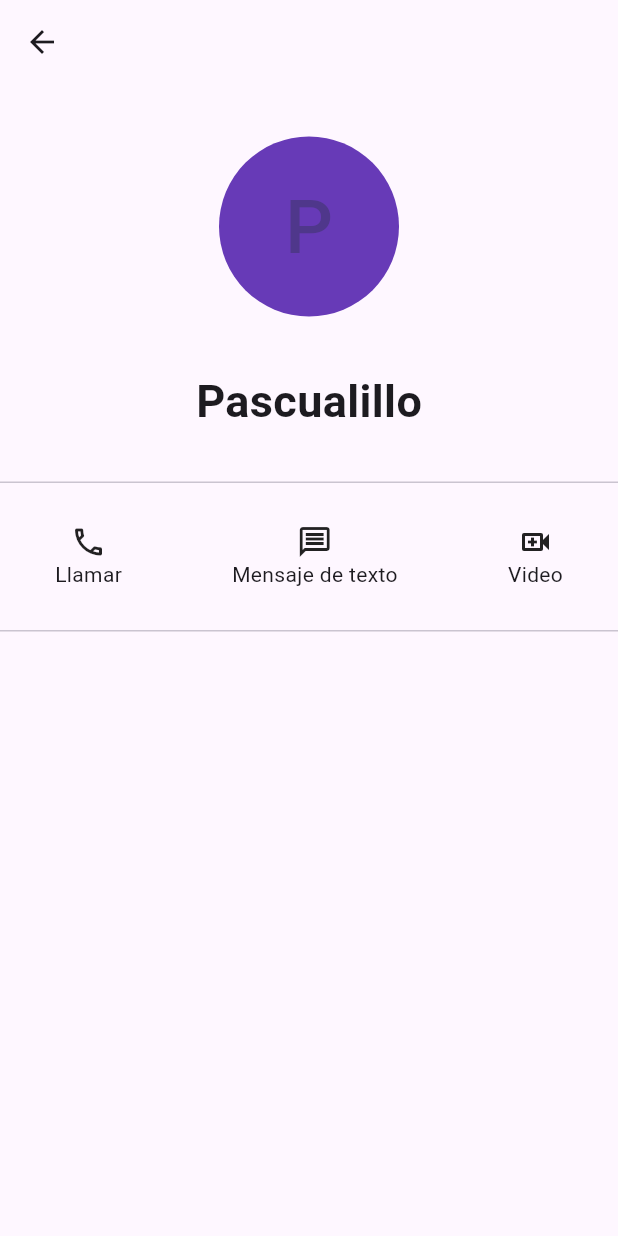
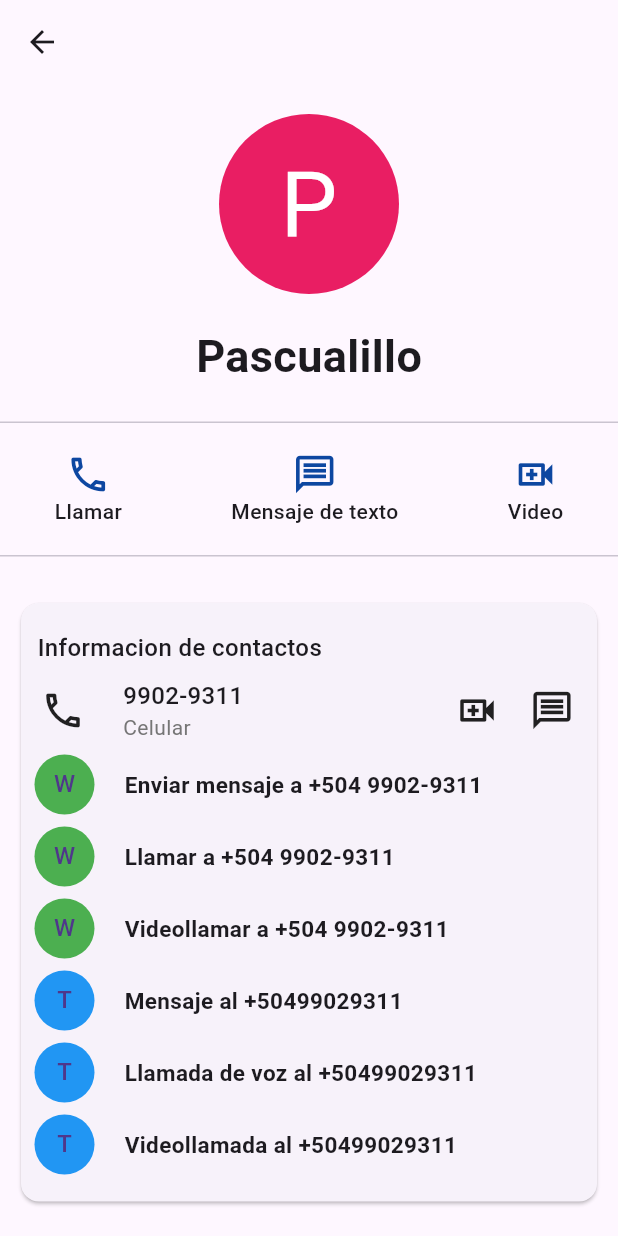
Before and after one commit to SamMorel/Tareadiseno, a Flutter app: the screen it shows after launch, on a phone screen of 412 x 824 dp. Run offline on Flutter 3.47's test engine with Material 2 defaults, Android fonts, the light colour scheme and no system bars.

Commit message:
Tarea terminada

```diff
--- a/lib/page/carta.dart
+++ b/lib/page/carta.dart
@@ -1,3 +1,4 @@
+import 'package:disenotarea/widgets/filas.dart';
 import 'package:flutter/material.dart';
 
 class Carta extends StatelessWidget {
@@ -10,11 +11,77 @@ class Carta extends StatelessWidget {
         padding: EdgeInsets.symmetric(vertical: 18.0),
         child: Column(
           children: [
+            Padding(
+              padding: EdgeInsets.only(bottom: 9, left: 11),
+              child: Row(
+                children: [
+                  Text(
+                    'Informacion de contactos',
+                    style: TextStyle(
+                      fontSize: 16,
+                      fontWeight: FontWeight.w500,
+                    ),
+                  ),
+                ],
+              ),
+            ),
             Row(
+              mainAxisAlignment: MainAxisAlignment.start,
+              mainAxisSize: MainAxisSize.max,
               children: [
-                Text('Informacion de contactos'),
+                Padding(
+                  padding: EdgeInsets.only(left: 13, right: 25),
+                  child: Icon(Icons.phone_outlined, size: 30),
+                ),
+                Column(
+                  crossAxisAlignment: CrossAxisAlignment.start,
+                  mainAxisAlignment: MainAxisAlignment.end,
+                  mainAxisSize: MainAxisSize.max,
+                  children: [
+                    Text(
+                      "9902-9311",
+                      style: TextStyle(
+                        fontSize: 16,
+                        fontWeight: FontWeight.w500,
+                      ),
+                    ),
+                    Text(
+                      "Celular",
+                      style: TextStyle(
+                        fontSize: 14,
+                        color: Color.fromARGB(255, 118, 118, 118),
+                        fontWeight: FontWeight.w400,
+                      ),
+                    ),
+                  ],
+                ),
+                Spacer(),
+                Padding(
+                  padding: EdgeInsets.symmetric(horizontal: 15.0),
+                  child: Row(
+                    mainAxisSize: MainAxisSize.max,
+                    mainAxisAlignment: MainAxisAlignment.end,
+                    children: [
+                      Icon(
+                        Icons.video_call_outlined,
+                        size: 30,
+                      ),
+                      SizedBox(
+                        width: 20,
+                      ),
+                      Icon(
+                        Icons.message_outlined,
+                        size: 30,
+                      ),
+                    ],
+                  ),
+                )
               ],
-            )
+            ),
+            SizedBox(
+              height: 8,
+            ),
+            Filas()
           ],
         ),
       ),
--- a/lib/page/diseno.dart
+++ b/lib/page/diseno.dart
@@ -1,3 +1,4 @@
+import 'package:disenotarea/page/carta.dart';
 import 'package:disenotarea/widgets/filaicons.dart';
 import 'package:flutter/material.dart';
 
@@ -15,16 +16,21 @@ class _DisenoState extends State<Diseno> {
       appBar: AppBar(
         leading: const Icon(Icons.arrow_back),
       ),
-      body: const Center(
+      body: const SingleChildScrollView(
+        child: Center(
           child: Column(children: [
             Padding(
-            padding: EdgeInsets.symmetric(vertical: 35.0),
+              padding: EdgeInsets.symmetric(vertical: 20.0),
               child: CircleAvatar(
                 radius: 60,
-              backgroundColor: Colors.deepPurple,
+                backgroundColor: Colors.pink,
                 child: Text(
                   'P',
-                style: TextStyle(fontSize: 50),
+                  style: TextStyle(
+                    fontSize: 60,
+                    color: Colors.white,
+                    fontWeight: FontWeight.w400,
+                  ),
                 ),
               ),
             ),
@@ -33,7 +39,7 @@ class _DisenoState extends State<Diseno> {
               style: TextStyle(fontSize: 30, fontWeight: FontWeight.bold),
             ),
             SizedBox(
-            height: 15,
+              height: 5,
             ),
             Divider(
               height: 35,
@@ -44,8 +50,10 @@ class _DisenoState extends State<Diseno> {
             ),
             Padding(
               padding: EdgeInsets.all(10),
+              child: Carta(),
             ),
           ]),
+        ),
       ),
     );
   }
--- a/lib/widgets/filaicons.dart
+++ b/lib/widgets/filaicons.dart
@@ -5,30 +5,51 @@ class Filaicons extends StatelessWidget {
 
   @override
   Widget build(BuildContext context) {
-    return const Padding(
-      padding: EdgeInsets.symmetric(vertical: 10.0),
+    return Padding(
+      padding: const EdgeInsets.symmetric(vertical: 2.0),
       child: Row(
         mainAxisAlignment: MainAxisAlignment.spaceAround,
         children: [
           Column(
             mainAxisAlignment: MainAxisAlignment.center,
             children: [
-              Icon(Icons.phone_outlined),
-              Text('Llamar'),
+              Icon(
+                Icons.phone_outlined,
+                size: 30,
+                color: Colors.blue[900],
+              ),
+              const Text(
+                'Llamar',
+                style: TextStyle(fontSize: 14, fontWeight: FontWeight.w500),
+              ),
             ],
           ),
           Column(
             mainAxisAlignment: MainAxisAlignment.center,
             children: [
-              Icon(Icons.message_outlined),
-              Text('Mensaje de texto'),
+              Icon(
+                Icons.message_outlined,
+                size: 30,
+                color: Colors.blue[900],
+              ),
+              const Text(
+                'Mensaje de texto',
+                style: TextStyle(fontSize: 14, fontWeight: FontWeight.w500),
+              ),
             ],
           ),
           Column(
             mainAxisAlignment: MainAxisAlignment.center,
             children: [
-              Icon(Icons.video_call_outlined),
-              Text('Video'),
+              Icon(
+                Icons.video_call_outlined,
+                size: 30,
+                color: Colors.blue[900],
+              ),
+              const Text(
+                'Video',
+                style: TextStyle(fontSize: 14, fontWeight: FontWeight.w500),
+              ),
             ],
           ),
         ],
--- /dev/null
+++ b/lib/widgets/filas.dart
@@ -0,0 +1,141 @@
+import 'package:flutter/material.dart';
+
+class Filas extends StatelessWidget {
+  const Filas({super.key});
+
+  final estilo = const TextStyle(
+    fontSize: 15,
+    fontWeight: FontWeight.bold,
+  );
+
+  @override
+  Widget build(BuildContext context) {
+    return Column(
+      children: [
+        Padding(
+          padding: const EdgeInsets.symmetric(horizontal: 9.0),
+          child: Row(
+            children: [
+              const CircleAvatar(
+                backgroundColor: Colors.green,
+                child: Text("W"),
+              ),
+              const SizedBox(
+                width: 20,
+              ),
+              Text(
+                "Enviar mensaje a +504 9902-9311",
+                style: estilo,
+              ),
+            ],
+          ),
+        ),
+        const SizedBox(
+          height: 8,
+        ),
+        Padding(
+          padding: const EdgeInsets.symmetric(horizontal: 9.0),
+          child: Row(
+            children: [
+              const CircleAvatar(
+                backgroundColor: Colors.green,
+                child: Text("W"),
+              ),
+              const SizedBox(
+                width: 20,
+              ),
+              Text(
+                "Llamar a +504 9902-9311",
+                style: estilo,
+              ),
+            ],
+          ),
+        ),
+        const SizedBox(
+          height: 8,
+        ),
+        Padding(
+          padding: const EdgeInsets.symmetric(horizontal: 9.0),
+          child: Row(
+            children: [
+              const CircleAvatar(
+                backgroundColor: Colors.green,
+                child: Text("W"),
+              ),
+              const SizedBox(
+                width: 20,
+              ),
+              Text(
+                "Videollamar a +504 9902-9311",
+                style: estilo,
+              ),
+            ],
+          ),
+        ),
+        const SizedBox(
+          height: 8,
+        ),
+        Padding(
+          padding: const EdgeInsets.symmetric(horizontal: 9.0),
+          child: Row(
+            children: [
+              const CircleAvatar(
+                backgroundColor: Colors.blue,
+                child: Text("T"),
+              ),
+              const SizedBox(
+                width: 20,
+              ),
+              Text(
+                "Mensaje al +50499029311",
+                style: estilo,
+              ),
+            ],
+          ),
+        ),
+        const SizedBox(
+          height: 8,
+        ),
+        Padding(
+          padding: const EdgeInsets.symmetric(horizontal: 9.0),
+          child: Row(
+            children: [
+              const CircleAvatar(
+                backgroundColor: Colors.blue,
+                child: Text("T"),
+              ),
+              const SizedBox(
+                width: 20,
+              ),
+              Text(
+                "Llamada de voz al +50499029311",
+                style: estilo,
+              ),
+            ],
+          ),
+        ),
+        const SizedBox(
+          height: 8,
+        ),
+        Padding(
+          padding: const EdgeInsets.symmetric(horizontal: 9.0),
+          child: Row(
+            children: [
+              const CircleAvatar(
+                backgroundColor: Colors.blue,
+                child: Text("T"),
+              ),
+              const SizedBox(
+                width: 20,
+              ),
+              Text(
+                "Videollamada al +50499029311",
+                style: estilo,
+              ),
+            ],
+          ),
+        ),
+      ],
+    );
+  }
+}
```
Lines whose indentation alone changed are shown as unchanged.
